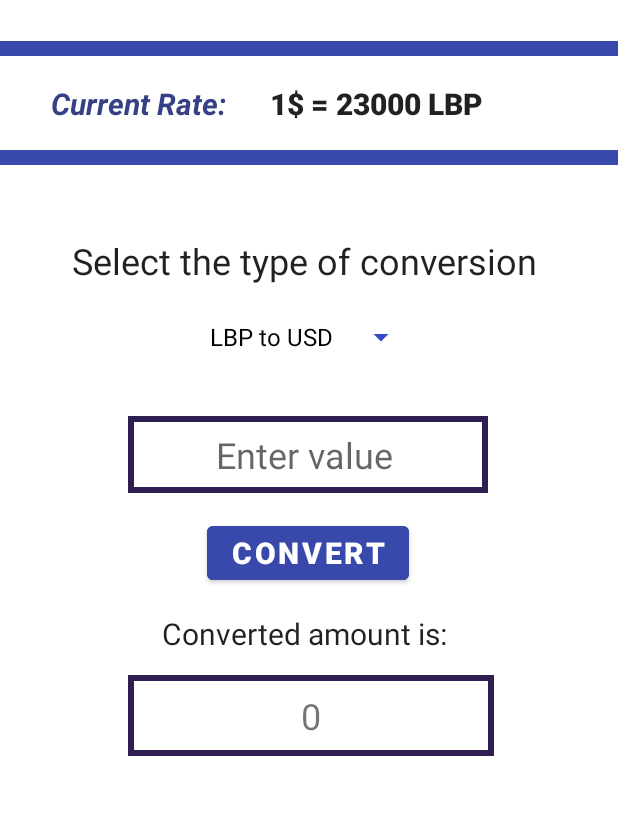
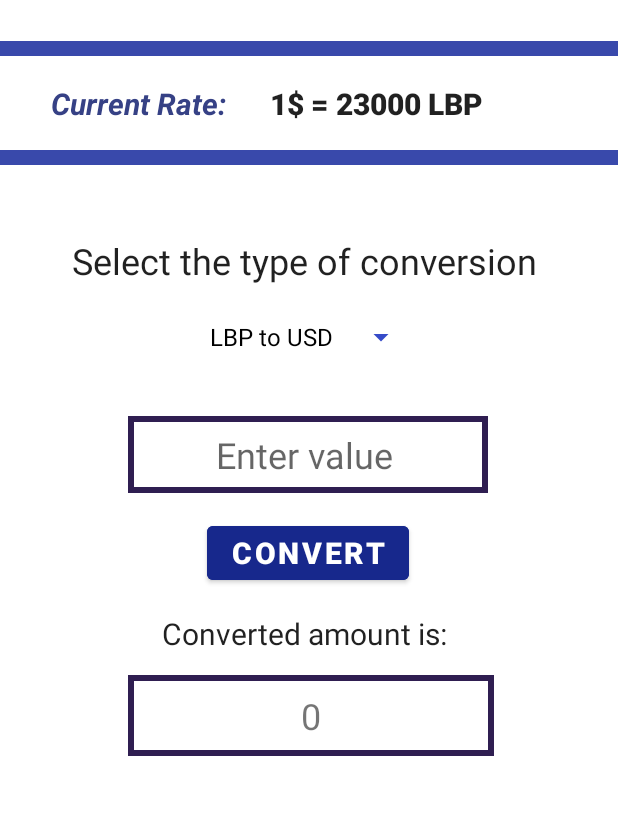
Before and after one commit to joesaroufim/Real_Time_Currency_Converter, an Android app: the MainActivity screen opened directly, with no data from a screen before it, on a phone screen of 412 x 824 dp, the part 189-1004 px from its top. Run offline under Robolectric (Android 15) with nearby library versions, the phone set to English and light mode, and no system bars.

Commit message:
changed colors in the UI

```diff
--- a/Frontend/app/src/main/res/layout/activity_main.xml
+++ b/Frontend/app/src/main/res/layout/activity_main.xml
@@ -65,7 +65,7 @@
         android:id="@+id/lbp"
         android:layout_width="wrap_content"
         android:layout_height="wrap_content"
-        android:backgroundTint="#3949AB"
+        android:backgroundTint="#17288C"
         android:onClick="convert"
         android:text="Convert"
         android:textSize="20sp"
```
